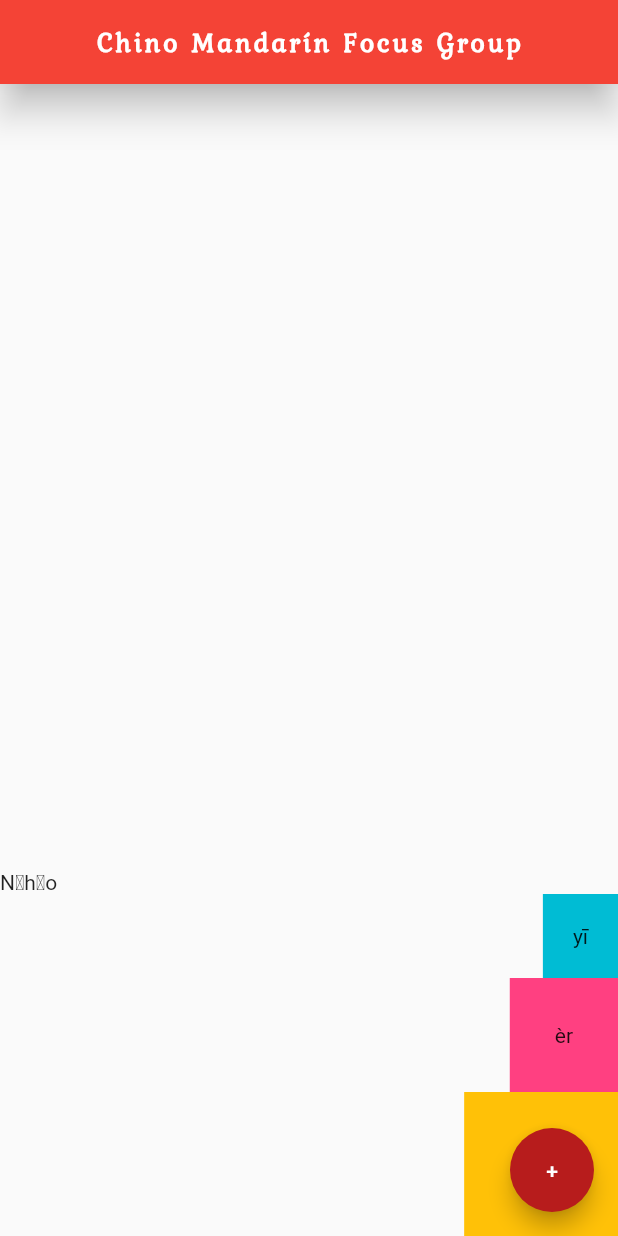
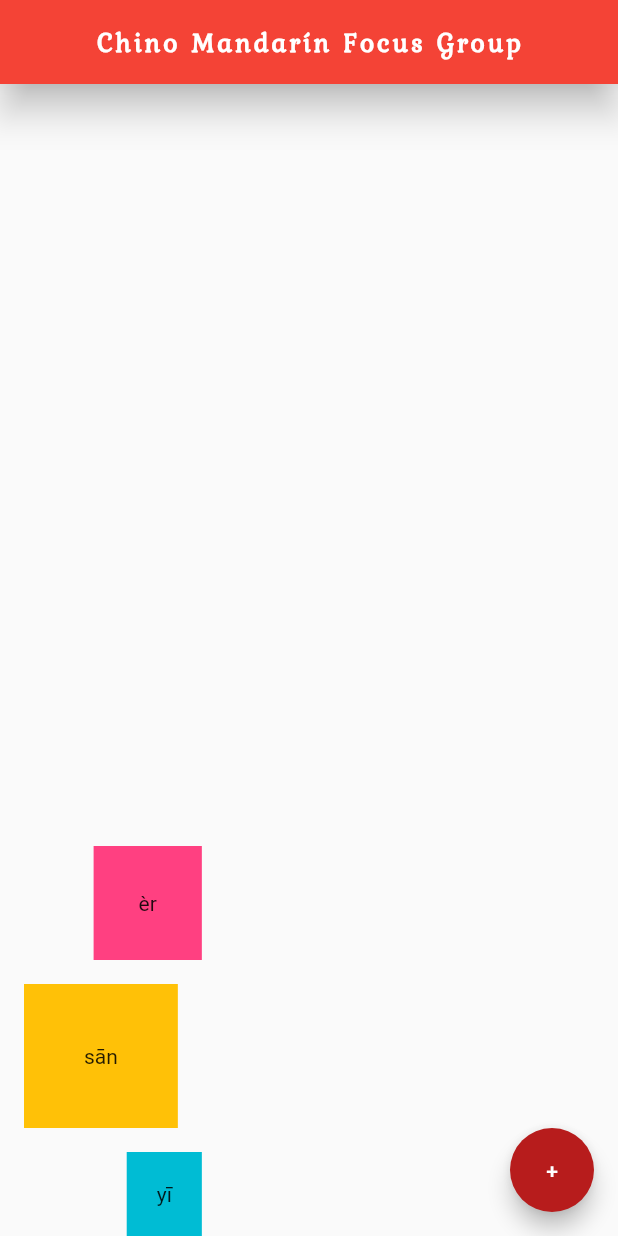
Before and after one commit to LuisYauri/flutter_basic, a Flutter app: the screen it shows after launch, on a phone screen of 412 x 824 dp. Run offline on Flutter 3.47's test engine with Material 2 defaults, Android fonts, the phone set to English and light mode, and no system bars.

Commit message:
Agregar flutter outline

```diff
--- a/lib/main.dart
+++ b/lib/main.dart
@@ -25,26 +25,23 @@ class Home extends StatelessWidget {
         mainAxisAlignment: MainAxisAlignment.end,
         crossAxisAlignment: CrossAxisAlignment.end,
         children: <Widget>[
-          Row(
-            children: <Widget>[
-              Text('Nǐ'),
-              Text('hǎo'),
-            ],
+          Container(
+            padding: EdgeInsets.all(30.0),
+            color: Colors.pinkAccent,
+            child: Text('èr'),
+          ),
+          Padding(
+            padding: const EdgeInsets.all(16.0),
+            child: Container(
+              padding: EdgeInsets.all(40.0),
+              color: Colors.amber,
+              child: Text('sān'),
+            ),
           ),
           Container(
             padding: EdgeInsets.all(20.0),
             color: Colors.cyan,
             child: Text('yī'),
-          ),
-          Container(
-            padding: EdgeInsets.all(30.0),
-            color: Colors.pinkAccent,
-            child: Text('èr'),
-          ),
-          Container(
-            padding: EdgeInsets.all(40.0),
-            color: Colors.amber,
-            child: Text('sān'),
           )
         ],
       ),
```
